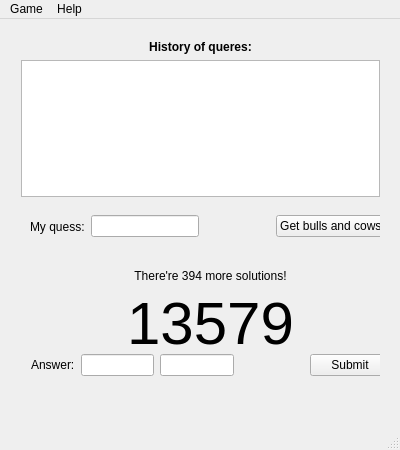
The window that mainwindow.ui (UladBohdan/bulls-cows-qt) describes before a commit, drawn with Qt 5.
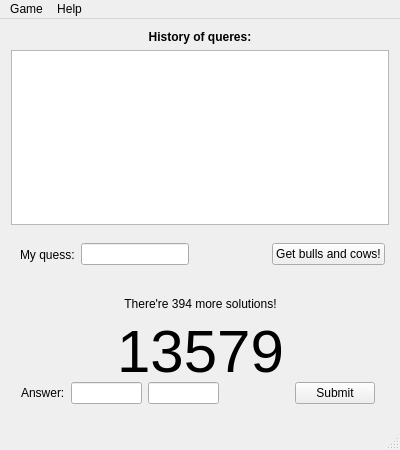
The same window after the commit.

```diff
--- a/mainwindow.ui
+++ b/mainwindow.ui
@@ -26,15 +26,8 @@
    <string>Bulls &amp; Cows</string>
   </property>
   <widget class="QWidget" name="centralWidget">
-   <widget class="QWidget" name="verticalLayoutWidget">
-    <property name="geometry">
-     <rect>
-      <x>10</x>
-      <y>10</y>
-      <width>381</width>
-      <height>371</height>
-     </rect>
-    </property>
+   <layout class="QGridLayout" name="gridLayout">
+    <item row="0" column="0">
     <layout class="QVBoxLayout" name="verticalLayout">
      <item>
       <widget class="QLabel" name="label_1">
@@ -95,11 +88,17 @@
          <property name="sizeConstraint">
           <enum>QLayout::SetDefaultConstraint</enum>
          </property>
+          <property name="rightMargin">
+           <number>5</number>
+          </property>
          <item>
           <widget class="QLabel" name="label_2">
            <property name="text">
             <string>My quess:</string>
            </property>
+            <property name="margin">
+             <number>5</number>
+            </property>
           </widget>
          </item>
          <item>
@@ -177,11 +176,17 @@
          </item>
          <item>
           <layout class="QHBoxLayout" name="computerGuessingLayout">
+            <property name="rightMargin">
+             <number>5</number>
+            </property>
            <item>
             <widget class="QLabel" name="label_3">
              <property name="text">
               <string>&lt;html&gt;&lt;head/&gt;&lt;body&gt;&lt;p&gt;Answer:&lt;/p&gt;&lt;/body&gt;&lt;/html&gt;</string>
              </property>
+              <property name="margin">
+               <number>5</number>
+              </property>
             </widget>
            </item>
            <item>
@@ -220,7 +225,8 @@
       </widget>
      </item>
     </layout>
-   </widget>
+    </item>
+   </layout>
   </widget>
   <widget class="QMenuBar" name="menuBar">
    <property name="geometry">
```
Left out of the diff: 8 changed lines with no effect on the pictures. Lines whose indentation alone changed are shown as unchanged.
